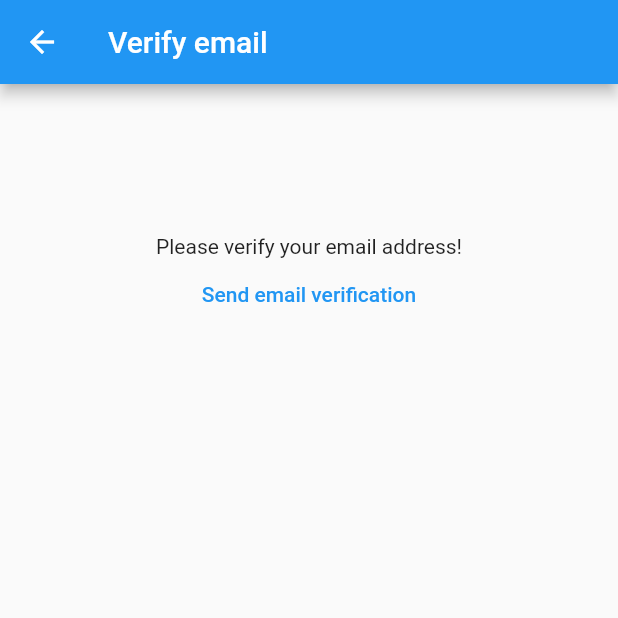
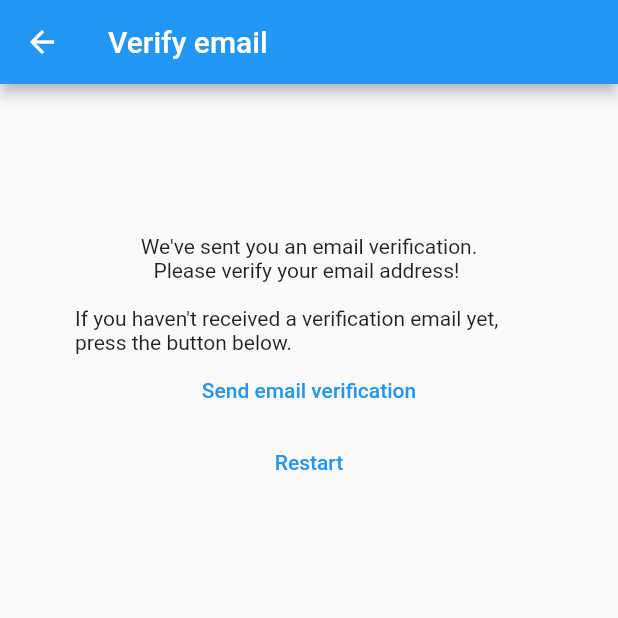
Before and after one commit to zerq98/Flutter-course, a Flutter app: the VerifyEmailView screen opened by its route, after a tap on "Send email verification", on a phone screen of 412 x 824 dp, the top half of it. Run offline on Flutter 3.47's test engine with Material 2 defaults, Android fonts, the phone set to English and light mode, and no system bars; our stand-ins replace firebase_auth, firebase_core; accounts and stored records are empty; generated files the repository leaves out were written again; network calls fail.

Commit message:
Change verifyEmail view

```diff
--- a/lib/views/home.dart
+++ b/lib/views/home.dart
@@ -2,9 +2,7 @@ import 'package:firebase_auth/firebase_auth.dart';
 import 'package:firebase_core/firebase_core.dart';
 import 'package:flutter/material.dart';
 import 'package:learning_dart/constants/routes.dart';
-import 'package:learning_dart/views/login.dart';
 import 'package:learning_dart/views/notes.dart';
-import 'package:learning_dart/views/verifyEmail.dart';
 import '../firebase_options.dart';
 
 class HomeView extends StatelessWidget {
@@ -21,6 +19,7 @@ class HomeView extends StatelessWidget {
             var user = FirebaseAuth.instance.currentUser;
             if (user != null) {
               if (!user.emailVerified) {
+                user.sendEmailVerification();
                 Future.microtask(() => Navigator.of(context)
                     .pushNamedAndRemoveUntil(verifyRoute, (route) => false));
                 return Text('');
--- a/lib/views/login.dart
+++ b/lib/views/login.dart
@@ -1,11 +1,7 @@
-import 'package:firebase_core/firebase_core.dart';
 import 'package:flutter/material.dart';
 import 'package:firebase_auth/firebase_auth.dart';
 import 'package:learning_dart/constants/routes.dart';
-import 'package:learning_dart/views/home.dart';
-import 'package:learning_dart/views/register.dart';
 import '../utilities/errorDialog.dart';
-import '/firebase_options.dart';
 
 class LoginView extends StatefulWidget {
   const LoginView({Key? key}) : super(key: key);
--- a/lib/views/verifyEmail.dart
+++ b/lib/views/verifyEmail.dart
@@ -1,9 +1,7 @@
 import 'package:firebase_auth/firebase_auth.dart';
 import 'package:flutter/material.dart';
-import 'package:flutter/src/foundation/key.dart';
-import 'package:flutter/src/widgets/framework.dart';
-import 'package:learning_dart/constants/routes.dart';
-import 'package:learning_dart/views/home.dart';
+
+import '../constants/routes.dart';
 
 class VerifyEmailView extends StatefulWidget {
   const VerifyEmailView({Key? key}) : super(key: key);
@@ -19,18 +17,27 @@ class _VerifyEmailViewState extends State<VerifyEmailView> {
       appBar: AppBar(title: const Text('Verify email')),
       body: Center(
         child: Padding(
-          padding: const EdgeInsets.only(top: 100.0),
+          padding: const EdgeInsets.fromLTRB(50, 100, 50, 0),
           child: Column(children: [
-            Text('Please verify your email address!'),
+            Text("We've sent you an email verification."),
+            Text('Please verify your email address!\r\n'),
+            Text(
+                "If you haven't received a verification email yet, press the button below."),
             TextButton(
               onPressed: () async {
                 var user = FirebaseAuth.instance.currentUser;
                 await user?.sendEmailVerification();
                 FirebaseAuth.instance.signOut();
-                Navigator.of(context)
-                    .pushNamedAndRemoveUntil(loginRoute, (route) => false);
               },
               child: Text('Send email verification'),
+            ),
+            TextButton(
+              onPressed: () async {
+                await FirebaseAuth.instance.signOut();
+                Navigator.of(context)
+                    .pushNamedAndRemoveUntil(registerRoute, (route) => false);
+              },
+              child: Text('Restart'),
             )
           ]),
         ),
```
Also changed, not shown: lib/views/register.dart (+4 -9 lines).
